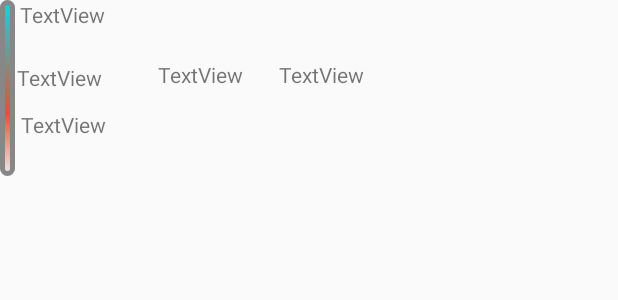
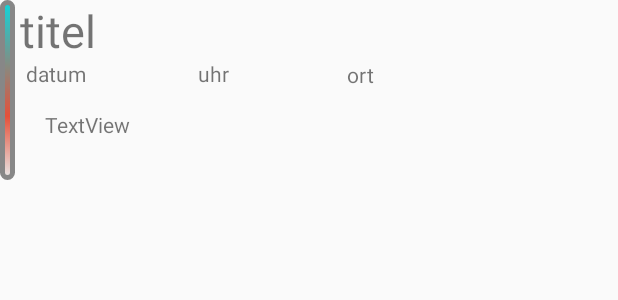
Before and after one commit to istmaghal/WGapplication, an Android app: the layout customlayout.xml on its own in the app's theme, with its tools: preview values and no code run, on a phone screen of 412 x 824 dp. Shown: the top 300 px of the screen. Run offline under Robolectric (Android 15) with nearby library versions, the phone set to English and light mode, and no system bars.

Commit message:
hoffe es klappt nun

```diff
--- a/app/src/main/res/layout/customlayout.xml
+++ b/app/src/main/res/layout/customlayout.xml
@@ -8,82 +8,81 @@
 
     <TextView
         android:id="@+id/custEventOrt"
-        android:layout_width="220dp"
-        android:layout_height="30dp"
+        android:layout_width="162dp"
+        android:layout_height="35dp"
 
-        android:layout_alignStart="@+id/imageView3"
         android:layout_alignParentTop="true"
         android:layout_alignParentEnd="true"
         android:layout_alignParentBottom="true"
-        android:layout_marginStart="186dp"
+        android:layout_marginStart="7dp"
         android:layout_marginTop="40dp"
-        android:layout_marginEnd="5dp"
-        android:layout_marginBottom="50dp"
-        android:text="TextView" />
+        android:layout_marginEnd="0dp"
+        android:layout_marginBottom="47dp"
+        android:layout_toEndOf="@+id/custEventUhr"
+        android:text="ort" />
 
     <ImageView
         android:id="@+id/imageView3"
         android:layout_width="10dp"
-        android:layout_height="117dp"
+        android:layout_height="120dp"
         android:layout_alignParentStart="true"
         android:layout_marginStart="0dp"
         app:srcCompat="@drawable/button_shape" />
 
     <TextView
         android:id="@+id/custEventName"
-        android:layout_width="397dp"
-        android:layout_height="40dp"
+        android:layout_width="match_parent"
+        android:layout_height="35dp"
         android:layout_alignBottom="@+id/custEventBeschr"
         android:layout_alignParentStart="true"
         android:layout_alignParentTop="true"
         android:layout_alignParentEnd="true"
         android:layout_marginStart="13dp"
         android:layout_marginTop="0dp"
-        android:layout_marginEnd="2dp"
-        android:layout_marginBottom="78dp"
+        android:layout_marginEnd="215dp"
+        android:layout_marginBottom="76dp"
         android:layout_toStartOf="@+id/custEventDatum"
-        android:text="TextView" />
+        android:text="titel"
+        android:textSize="30sp" />
 
     <TextView
         android:id="@+id/custEventDatum"
-        android:layout_width="91dp"
-        android:layout_height="29dp"
+        android:layout_width="107dp"
+        android:layout_height="35dp"
         android:layout_alignStart="@+id/imageView3"
         android:layout_alignParentTop="true"
-        android:layout_alignParentEnd="true"
         android:layout_alignParentBottom="true"
-        android:layout_marginStart="11dp"
-        android:layout_marginTop="42dp"
-        android:layout_marginEnd="309dp"
-        android:layout_marginBottom="49dp"
-        android:text="TextView" />
+        android:layout_marginStart="17dp"
+        android:layout_marginTop="39dp"
+        android:layout_marginBottom="47dp"
+        android:text="datum" />
 
     <TextView
         android:id="@+id/custEventUhr"
-        android:layout_width="72dp"
-        android:layout_height="30dp"
+        android:layout_width="92dp"
+        android:layout_height="35dp"
 
-        android:layout_alignParentStart="true"
-        android:layout_alignParentEnd="true"
+        android:layout_alignParentTop="true"
         android:layout_alignParentBottom="true"
-        android:layout_marginStart="105dp"
-        android:layout_marginEnd="232dp"
-        android:layout_marginBottom="50dp"
-        android:text="TextView" />
+        android:layout_marginStart="7dp"
+        android:layout_marginTop="39dp"
+        android:layout_marginBottom="51dp"
+        android:layout_toEndOf="@+id/custEventDatum"
+        android:text="uhr" />
 
     <TextView
         android:id="@+id/custEventBeschr"
-        android:layout_width="381dp"
-        android:layout_height="37dp"
+        android:layout_width="match_parent"
+        android:layout_height="40dp"
 
         android:layout_alignParentStart="true"
         android:layout_alignParentTop="true"
         android:layout_alignParentEnd="true"
         android:layout_alignParentBottom="true"
-        android:layout_marginStart="14dp"
+        android:layout_marginStart="30dp"
         android:layout_marginTop="73dp"
-        android:layout_marginEnd="16dp"
-        android:layout_marginBottom="10dp"
+        android:layout_marginEnd="0dp"
+        android:layout_marginBottom="9dp"
         android:text="TextView" />
 
 
```
Also changed, not shown: app/src/main/res/layout/layout_add_event.xml (+28 -16 lines).
